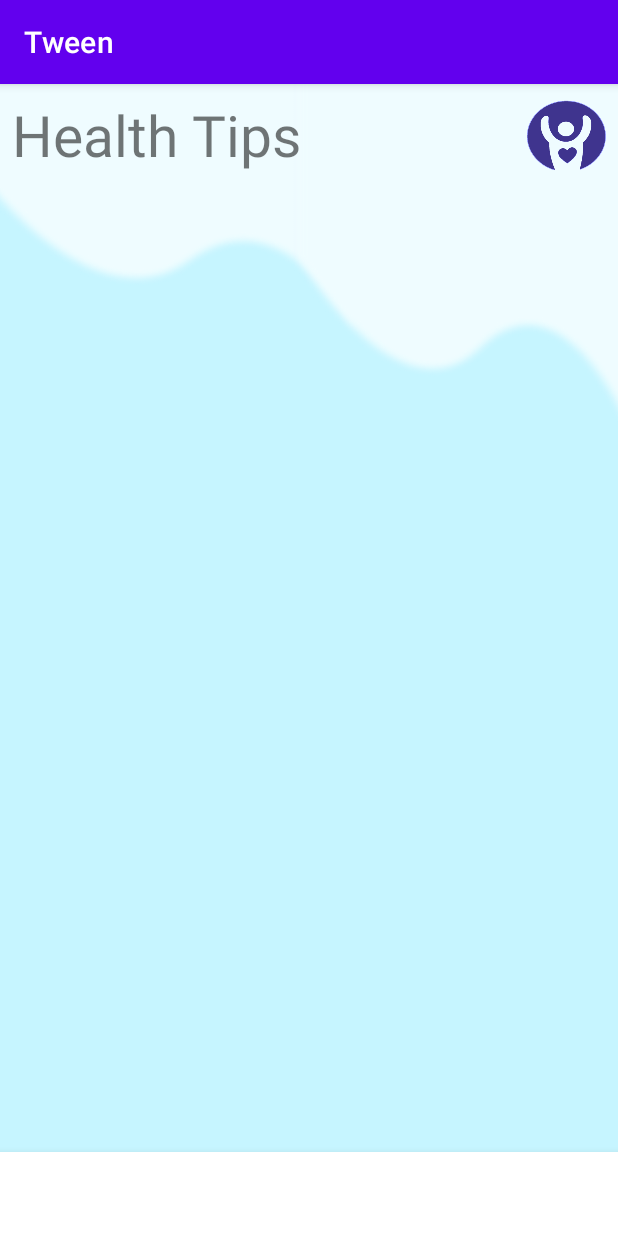
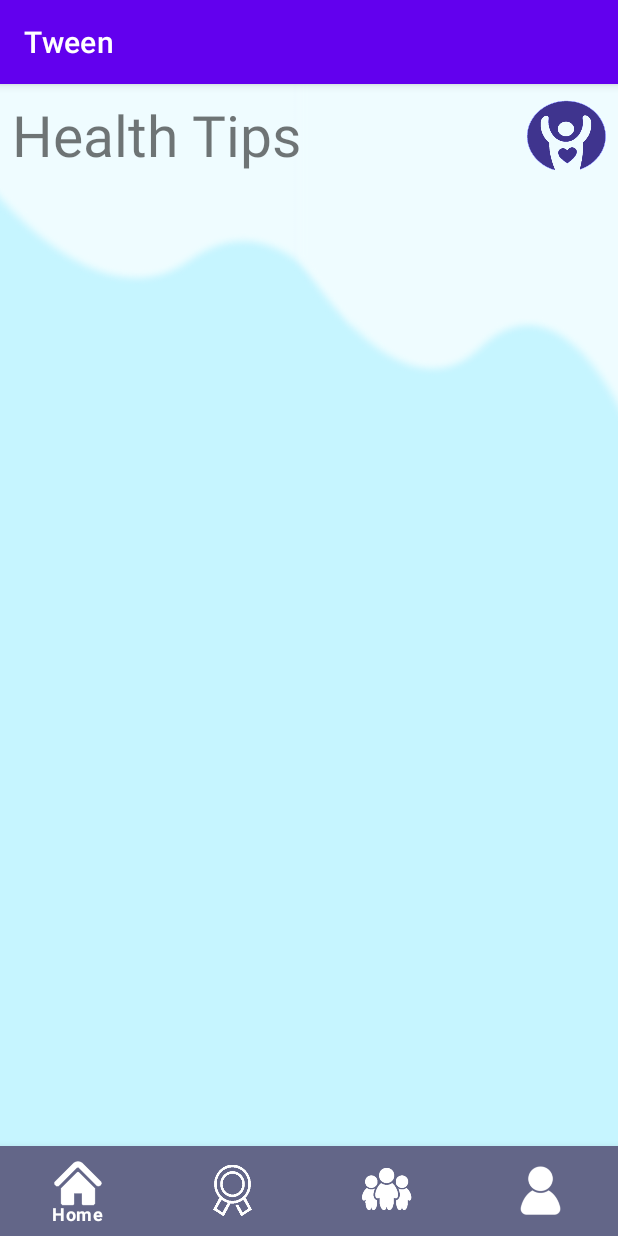
Before and after one commit to DamienTan01/Wellness-App, an Android app: the home screen opened directly, with no data from a screen before it, on a phone screen of 412 x 824 dp. Run offline under Robolectric (Android 15) with nearby library versions, the phone set to English and light mode, and no system bars.

Commit message:
Changes to navbar

```diff
--- a/WellnessApp/app/src/main/AndroidManifest.xml
+++ b/WellnessApp/app/src/main/AndroidManifest.xml
@@ -13,6 +13,9 @@
         android:supportsRtl="true"
         android:theme="@style/Theme.WellnessApp"
         tools:targetApi="31">
+        <activity
+            android:name=".community"
+            android:exported="false" />
         <activity
             android:name=".home"
             android:exported="false" />
--- a/WellnessApp/app/src/main/res/layout/home.xml
+++ b/WellnessApp/app/src/main/res/layout/home.xml
@@ -1,7 +1,6 @@
 <?xml version="1.0" encoding="utf-8"?>
 <androidx.constraintlayout.widget.ConstraintLayout xmlns:android="http://schemas.android.com/apk/res/android"
     xmlns:app="http://schemas.android.com/apk/res-auto"
-    xmlns:tools="http://schemas.android.com/tools"
     android:layout_width="match_parent"
     android:layout_height="match_parent"
     android:background="@drawable/bg3">
@@ -32,8 +31,16 @@
         app:layout_constraintTop_toTopOf="parent" />
 
     <com.google.android.material.bottomnavigation.BottomNavigationView
+        android:id="@+id/navBar"
         android:layout_width="match_parent"
-        android:layout_height="wrap_content"
+        android:layout_height="60dp"
+        android:background="#636688"
         app:layout_constraintBottom_toBottomOf="parent"
-        app:layout_constraintEnd_toEndOf="parent" />
+        app:layout_constraintEnd_toEndOf="parent"
+        app:layout_constraintStart_toStartOf="parent"
+        app:itemIconTint="@color/white"
+        app:itemTextColor="@color/white"
+        app:itemIconSize="34dp"
+        app:menu="@menu/nav" />
+
 </androidx.constraintlayout.widget.ConstraintLayout>
--- /dev/null
+++ b/WellnessApp/app/src/main/res/menu/nav.xml
@@ -0,0 +1,16 @@
+<?xml version="1.0" encoding="utf-8"?>
+<menu xmlns:android="http://schemas.android.com/apk/res/android">
+    <item android:title="@string/menuHome"
+        android:id="@+id/home"
+        android:icon="@drawable/home"/>
+    <item android:title="@string/menuAchieve"
+        android:id="@+id/achievement"
+        android:icon="@drawable/score"/>
+    <item android:title="@string/menuCom"
+        android:id="@+id/community"
+        android:icon="@drawable/community"/>
+    <item android:title="@string/menuProfile"
+        android:id="@+id/profile"
+        android:icon="@drawable/profile"/>
+
+</menu>
--- a/WellnessApp/app/src/main/res/values/strings.xml
+++ b/WellnessApp/app/src/main/res/values/strings.xml
@@ -10,4 +10,8 @@
     <string name="loginhere">Already have an account? <u>Login</u></string>
     <string name="signuphere">Don\'t have an account? <u>Signup here</u></string>
     <string name="tips">Health Tips</string>
+    <string name="menuProfile">Profile</string>
+    <string name="menuCom">Community</string>
+    <string name="menuAchieve">Achievement</string>
+    <string name="menuHome">Home</string>
 </resources>
```
Also changed, not shown: WellnessApp/app/src/main/java/com/example/wellnessapp/community.java (added, +14 -0 lines), WellnessApp/app/src/main/res/layout/community.xml (added, +9 -0 lines), WellnessApp/app/src/main/res/drawable/community.png (added), WellnessApp/app/src/main/res/drawable/home.png (added), WellnessApp/app/src/main/res/drawable/profile.png (added), WellnessApp/app/src/main/res/drawable/score.png (added).
